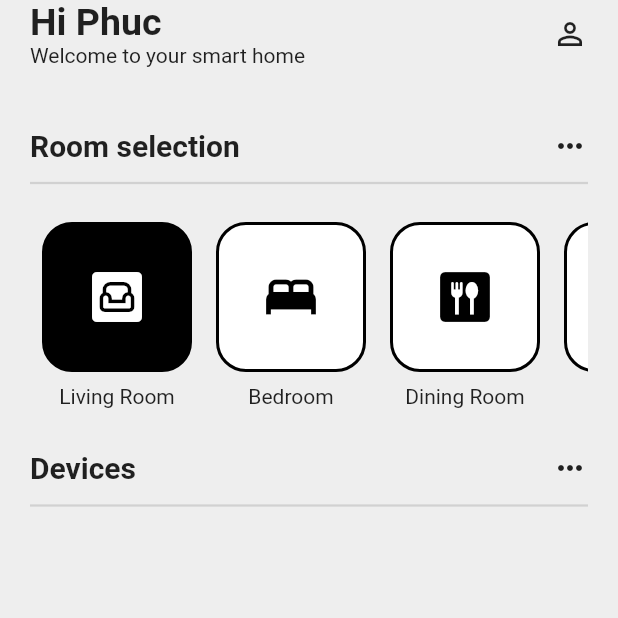
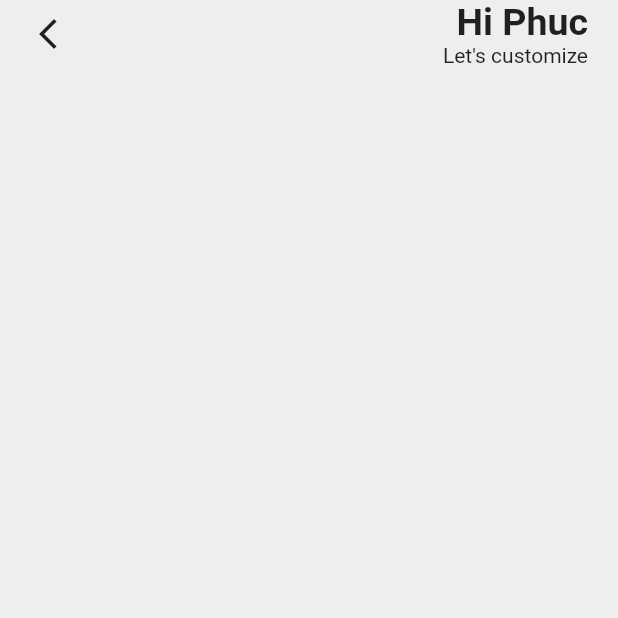
Before and after one commit to kiettran9302/multidisciplinary_smarthome, a Flutter app: the screen it shows after launch, after a tap on the "person outline" icon, on a phone screen of 412 x 824 dp, the top half of it. Run offline on Flutter 3.47's test engine with Material 2 defaults, Android fonts, the light colour scheme and no system bars.

Commit message:
added navigation to settings

```diff
--- a/lib/pages/home_page.dart
+++ b/lib/pages/home_page.dart
@@ -1,4 +1,5 @@
 import 'package:flutter/material.dart';
+import 'package:flutter_smarthome/pages/settings_page.dart';
 import '../components/room_box.dart';
 
 class HomePage extends StatefulWidget {
@@ -23,6 +24,10 @@ class _HomePageState extends State<HomePage> {
     });
   }
 
+  void _navigateToSettings() => {
+        Navigator.push(
+            context, MaterialPageRoute(builder: (context) => SettingPage()))
+      };
   @override
   Widget build(BuildContext context) {
     return Scaffold(
@@ -49,7 +54,9 @@ class _HomePageState extends State<HomePage> {
                 ),
                 GestureDetector(
                     onTap: () => print("clicked icon"),
-                    child: const Icon(Icons.person_outline))
+                    child: GestureDetector(
+                        onTap: _navigateToSettings,
+                        child: const Icon(Icons.person_outline)))
               ],
             ),
           ),
--- /dev/null
+++ b/lib/pages/settings_page.dart
@@ -0,0 +1,37 @@
+import 'package:flutter/material.dart';
+
+class SettingPage extends StatelessWidget {
+  const SettingPage({super.key});
+
+  @override
+  Widget build(BuildContext context) {
+    return Scaffold(
+      backgroundColor: Colors.grey[200],
+      body: SafeArea(
+          child: Column(children: [
+        Padding(
+          padding: const EdgeInsets.symmetric(horizontal: 20.0),
+          child: Row(
+            mainAxisAlignment: MainAxisAlignment.spaceBetween,
+            children: [
+              GestureDetector(
+                  onTap: () => Navigator.pop(context),
+                  child: Icon(Icons.arrow_back_ios_new)),
+              Column(
+                crossAxisAlignment: CrossAxisAlignment.end,
+                // ignore: prefer_const_literals_to_create_immutables
+                children: [
+                  const Text(
+                    "Hi Phuc",
+                    style: TextStyle(fontWeight: FontWeight.bold, fontSize: 25),
+                  ),
+                  const Text("Let's customize"),
+                ],
+              ),
+            ],
+          ),
+        ),
+      ])),
+    );
+  }
+}
```
